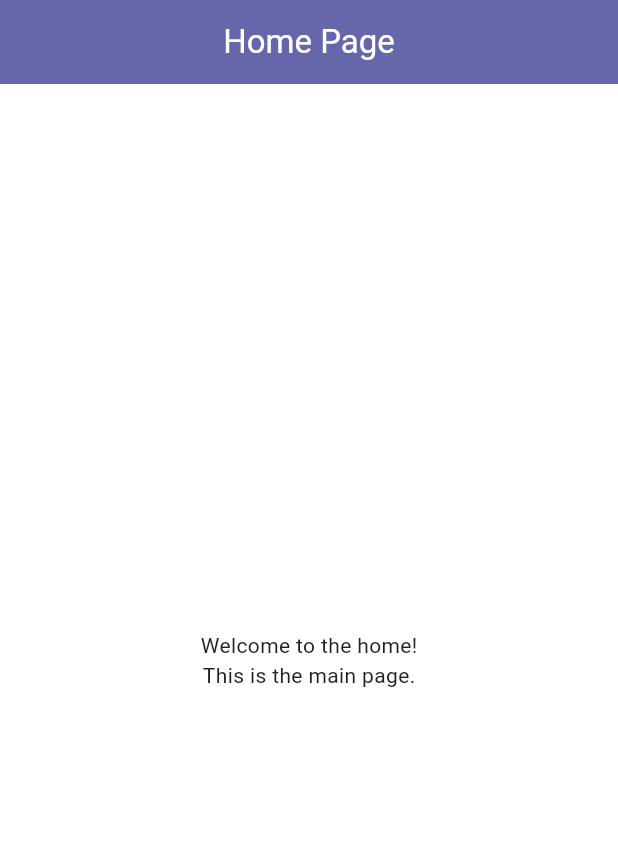
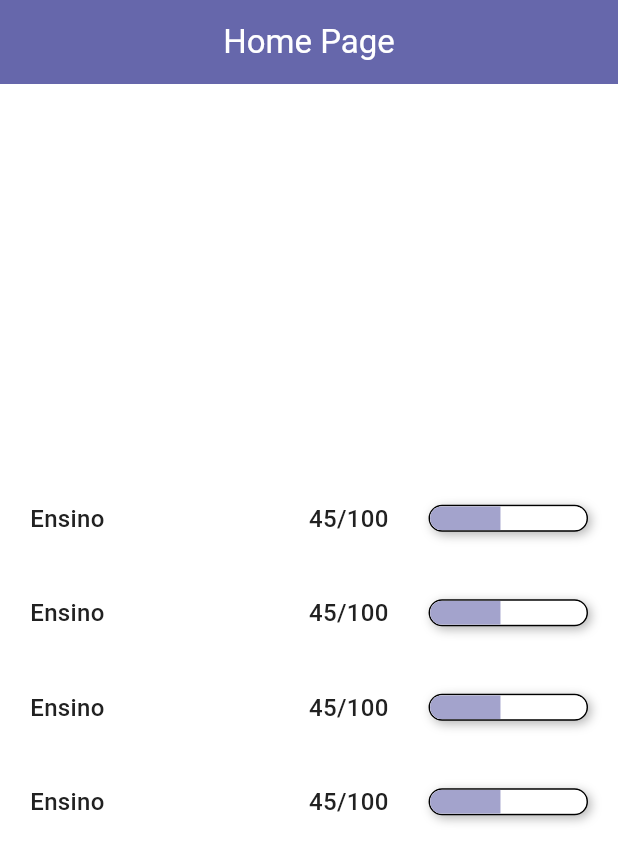
Before and after one commit to WarrenCollins473/horas_compl_app, a Flutter app: the screen it shows after launch, on a phone screen of 412 x 824 dp. Shown: the top 862 px of the screen. Run offline on Flutter 3.47's test engine with Material 3 defaults, Android fonts, the phone set to English and light mode, and no system bars; our stand-ins replace dartz, equatable, flutter_bloc, isar_community; accounts and stored records are empty; generated files the repository leaves out were written again.

Commit message:
feat: category bar component

```diff
--- a/lib/features/presentation/pages/home_page.dart
+++ b/lib/features/presentation/pages/home_page.dart
@@ -1,4 +1,5 @@
 import 'package:flutter/material.dart';
+import 'package:horas_compl_app/features/presentation/widgets/category_bar.dart';
 
 class HomePage extends StatelessWidget {
   const HomePage({super.key});
@@ -11,8 +12,10 @@ class HomePage extends StatelessWidget {
         child: Column(
           mainAxisAlignment: MainAxisAlignment.center,
           children: [
-            Text('Welcome to the home!'),
-            Text('This is the main page.'),
+            CategoryBar(current: 45, title: 'Ensino', total: 100),
+            CategoryBar(current: 45, title: 'Ensino', total: 100),
+            CategoryBar(current: 45, title: 'Ensino', total: 100),
+            CategoryBar(current: 45, title: 'Ensino', total: 100),
           ],
         ),
       ),
--- /dev/null
+++ b/lib/features/presentation/widgets/category_bar.dart
@@ -0,0 +1,95 @@
+import 'package:flutter/material.dart';
+
+class CategoryBar extends StatelessWidget {
+  final String title;
+  final int current;
+  final int total;
+
+  const CategoryBar({
+    super.key,
+    required this.title,
+    required this.current,
+    required this.total,
+  });
+
+  double get progress => current / total;
+
+  @override
+  Widget build(BuildContext context) {
+    return Container(
+      margin: const EdgeInsets.all(10),
+      child: Padding(
+        padding: const EdgeInsets.all(10),
+
+        child: Row(
+          crossAxisAlignment: CrossAxisAlignment.center,
+
+          children: [
+            Expanded(
+              flex: 3,
+              child: Text(
+                title,
+                style: const TextStyle(
+                  fontSize: 16,
+                  fontWeight: FontWeight.w500,
+                ),
+              ),
+            ),
+
+            Expanded(
+              flex: 2,
+              child: Text(
+                '$current/$total',
+                textAlign: TextAlign.center,
+                style: const TextStyle(
+                  fontSize: 16,
+                  fontWeight: FontWeight.w500,
+                ),
+              ),
+            ),
+
+            Expanded(
+              flex: 2,
+              child: Container(
+                // espessura da borda
+                decoration: BoxDecoration(
+                  boxShadow: [
+                    BoxShadow(
+                      color: Colors.black.withValues(alpha: 0.3),
+                      blurRadius: 5,
+                      offset: const Offset(2, 2),
+                    ),
+                  ],
+                  borderRadius: BorderRadius.circular(20),
+                  border: Border.all(
+                    color: Colors.black, // cor da borda
+                    width: 1,
+                  ),
+                ),
+                child: ClipRRect(
+                  borderRadius: BorderRadius.circular(20),
+
+                  child: TweenAnimationBuilder(
+                    curve: Curves.easeOut,
+                    tween: Tween<double>(begin: 0, end: progress),
+                    duration: const Duration(seconds: 1),
+                    builder: (context, value, _) {
+                      return LinearProgressIndicator(
+                        value: value,
+                        minHeight: 16,
+                        backgroundColor: Theme.of(context).colorScheme.surface,
+                        valueColor: AlwaysStoppedAnimation<Color>(
+                          Theme.of(context).colorScheme.secondary,
+                        ),
+                      );
+                    },
+                  ),
+                ),
+              ),
+            ),
+          ],
+        ),
+      ),
+    );
+  }
+}
```
